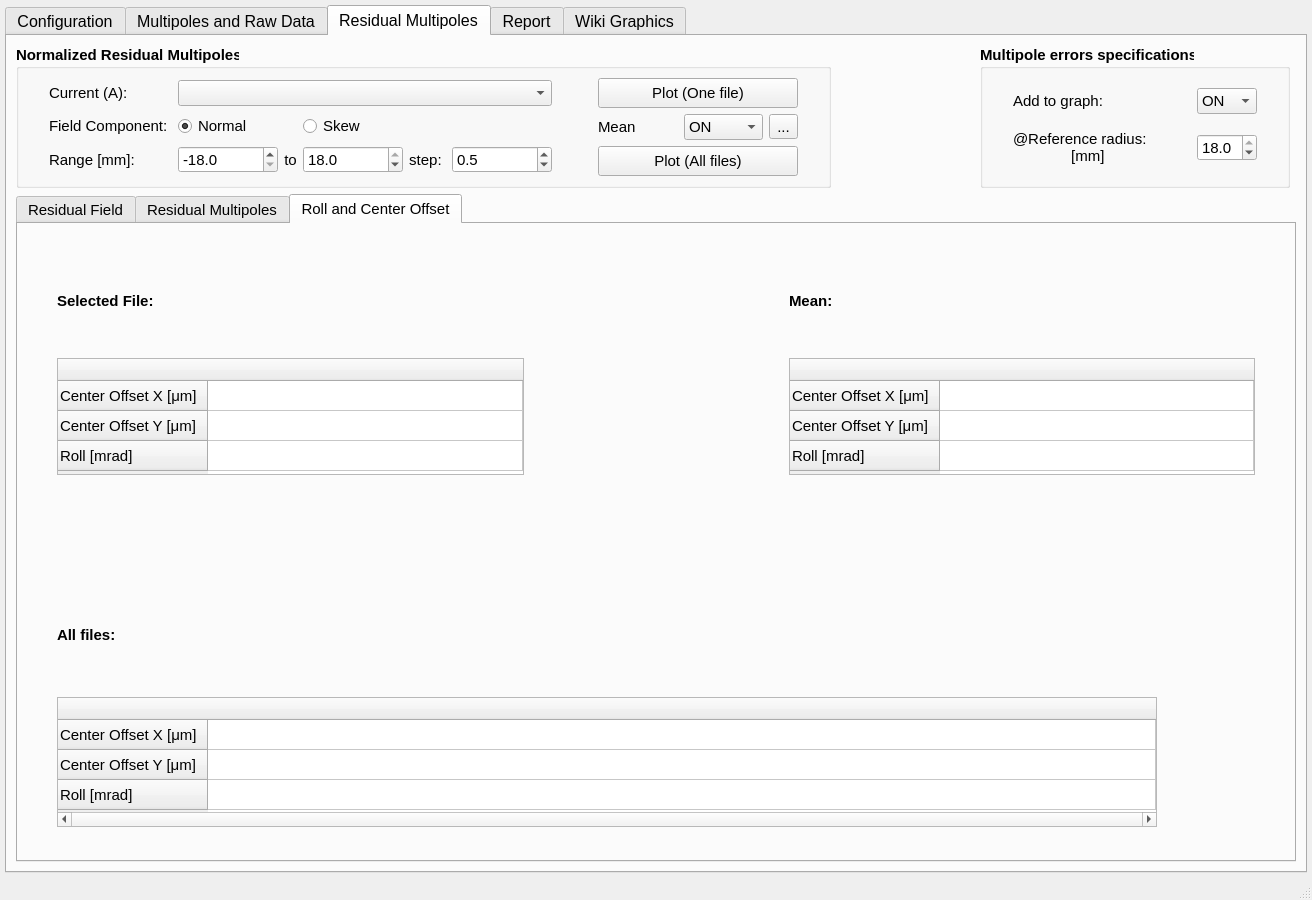
Before: the Qt Designer form rotcoilanalysis/ui/interface.ui in lnls-ima/rotating-coil-analysis, drawn with Qt 5.
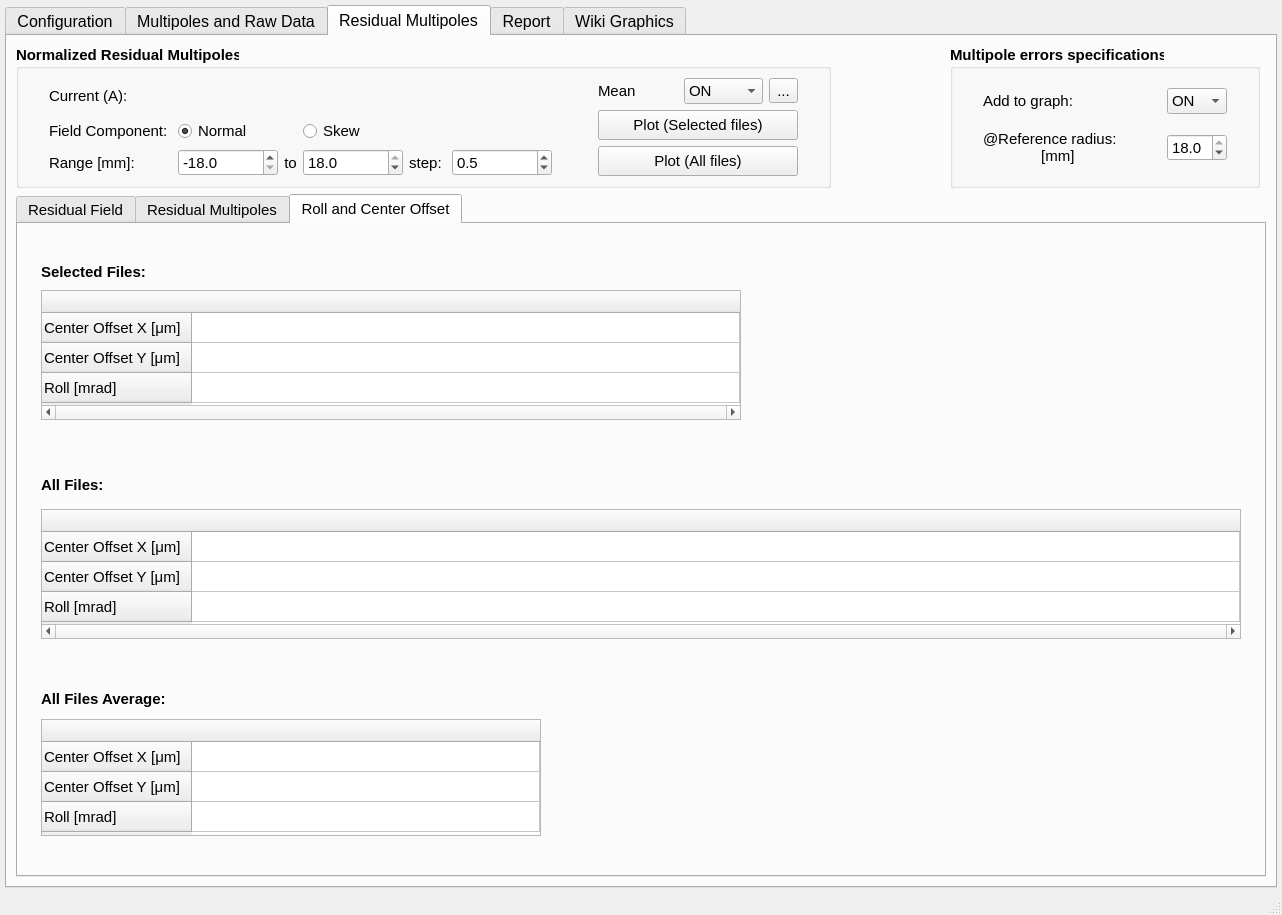
After: the same form once the commit is applied. The open tabs and pages were chosen to show the change. Icons and pictures are not drawn.

Commit message: Add checkable combo box to selected files.

```diff
--- a/rotcoilanalysis/ui/interface.ui
+++ b/rotcoilanalysis/ui/interface.ui
@@ -6,8 +6,8 @@
    <rect>
     <x>0</x>
     <y>0</y>
-    <width>1312</width>
-    <height>900</height>
+    <width>1282</width>
+    <height>915</height>
    </rect>
   </property>
   <property name="windowTitle">
@@ -787,8 +787,8 @@
             <rect>
              <x>0</x>
              <y>0</y>
-             <width>1280</width>
-             <height>659</height>
+             <width>1250</width>
+             <height>674</height>
             </rect>
            </property>
            <attribute name="label">
@@ -2196,20 +2196,6 @@
                </property>
               </widget>
              </item>
-             <item row="0" column="1" colspan="5">
-              <widget class="QComboBox" name="cb_files_3">
-               <property name="font">
-                <font>
-                 <pointsize>11</pointsize>
-                 <weight>50</weight>
-                 <bold>false</bold>
-                </font>
-               </property>
-               <property name="currentIndex">
-                <number>-1</number>
-               </property>
-              </widget>
-             </item>
              <item row="1" column="1" colspan="2">
               <widget class="QRadioButton" name="rb_norm_2">
                <property name="font">
@@ -2241,6 +2227,16 @@
                </property>
               </widget>
              </item>
+             <item row="0" column="1" colspan="5">
+              <widget class="QWidget" name="cb_files_wg" native="true">
+               <property name="font">
+                <font>
+                 <weight>50</weight>
+                 <bold>false</bold>
+                </font>
+               </property>
+              </widget>
+             </item>
             </layout>
            </item>
            <item>
@@ -2261,7 +2257,7 @@
            </item>
            <item>
             <layout class="QGridLayout" name="gridLayout_5">
-             <item row="0" column="0" colspan="3">
+             <item row="1" column="0" colspan="3">
               <widget class="QPushButton" name="bt_plot_residual_field">
                <property name="sizePolicy">
                 <sizepolicy hsizetype="Preferred" vsizetype="Fixed">
@@ -2282,11 +2278,36 @@
                 </font>
                </property>
                <property name="text">
-                <string>Plot (One file)</string>
+                <string>Plot (Selected files)</string>
                </property>
               </widget>
              </item>
-             <item row="1" column="0">
+             <item row="3" column="0" colspan="3">
+              <widget class="QPushButton" name="bt_plot_residual_field_all">
+               <property name="sizePolicy">
+                <sizepolicy hsizetype="Preferred" vsizetype="Fixed">
+                 <horstretch>0</horstretch>
+                 <verstretch>0</verstretch>
+                </sizepolicy>
+               </property>
+               <property name="minimumSize">
+                <size>
+                 <width>0</width>
+                 <height>30</height>
+                </size>
+               </property>
+               <property name="font">
+                <font>
+                 <weight>50</weight>
+                 <bold>false</bold>
+                </font>
+               </property>
+               <property name="text">
+                <string>Plot (All files)</string>
+               </property>
+              </widget>
+             </item>
+             <item row="0" column="0">
               <widget class="QLabel" name="avg_label_3">
                <property name="font">
                 <font>
@@ -2299,7 +2320,7 @@
                </property>
               </widget>
              </item>
-             <item row="1" column="1">
+             <item row="0" column="1">
               <widget class="QComboBox" name="cb_avg_3">
                <property name="font">
                 <font>
@@ -2322,7 +2343,7 @@
                </item>
               </widget>
              </item>
-             <item row="1" column="2">
+             <item row="0" column="2">
               <widget class="QToolButton" name="bt_table_5">
                <property name="font">
                 <font>
@@ -2345,31 +2366,6 @@
                </property>
               </widget>
              </item>
-             <item row="2" column="0" colspan="3">
-              <widget class="QPushButton" name="bt_plot_residual_field_all">
-               <property name="sizePolicy">
-                <sizepolicy hsizetype="Preferred" vsizetype="Fixed">
-                 <horstretch>0</horstretch>
-                 <verstretch>0</verstretch>
-                </sizepolicy>
-               </property>
-               <property name="minimumSize">
-                <size>
-                 <width>0</width>
-                 <height>30</height>
-                </size>
-               </property>
-               <property name="font">
-                <font>
-                 <weight>50</weight>
-                 <bold>false</bold>
-                </font>
-               </property>
-               <property name="text">
-                <string>Plot (All files)</string>
-               </property>
-              </widget>
-             </item>
             </layout>
            </item>
           </layout>
@@ -2538,23 +2534,14 @@
            </attribute>
            <layout class="QGridLayout" name="gridLayout_17">
             <item row="0" column="0">
-             <widget class="QFrame" name="frame_2">
-              <property name="frameShape">
-               <enum>QFrame::NoFrame</enum>
-              </property>
-              <property name="frameShadow">
-               <enum>QFrame::Plain</enum>
-              </property>
-              <layout class="QHBoxLayout" name="horizontalLayout_4">
-               <property name="spacing">
-                <number>20</number>
-               </property>
-               <property name="margin">
-                <number>30</number>
-               </property>
-               <item>
                 <layout class="QVBoxLayout" name="verticalLayout_7">
                  <property name="spacing">
+               <number>0</number>
+              </property>
+              <property name="topMargin">
+               <number>20</number>
+              </property>
+              <property name="bottomMargin">
                   <number>20</number>
                  </property>
                  <item>
@@ -2567,12 +2554,12 @@
                     </font>
                    </property>
                    <property name="text">
-                    <string>Selected File:</string>
+                 <string>Selected Files:</string>
                    </property>
                   </widget>
                  </item>
                  <item>
-                  <widget class="QTableWidget" name="table_one_file">
+               <widget class="QTableWidget" name="table_selected_files">
                    <property name="enabled">
                     <bool>true</bool>
                    </property>
@@ -2584,14 +2571,14 @@
                    </property>
                    <property name="minimumSize">
                     <size>
-                     <width>400</width>
-                     <height>117</height>
+                  <width>700</width>
+                  <height>130</height>
                     </size>
                    </property>
                    <property name="maximumSize">
                     <size>
-                     <width>600</width>
-                     <height>117</height>
+                  <width>700</width>
+                  <height>130</height>
                     </size>
                    </property>
                    <property name="layoutDirection">
@@ -2603,115 +2590,9 @@
                    <property name="verticalScrollBarPolicy">
                     <enum>Qt::ScrollBarAlwaysOff</enum>
                    </property>
-                   <property name="autoScroll">
-                    <bool>true</bool>
-                   </property>
-                   <property name="editTriggers">
-                    <set>QAbstractItemView::NoEditTriggers</set>
-                   </property>
-                   <attribute name="horizontalHeaderCascadingSectionResizes">
-                    <bool>false</bool>
-                   </attribute>
-                   <attribute name="horizontalHeaderDefaultSectionSize">
-                    <number>100</number>
-                   </attribute>
-                   <attribute name="horizontalHeaderMinimumSectionSize">
-                    <number>80</number>
-                   </attribute>
-                   <attribute name="horizontalHeaderStretchLastSection">
-                    <bool>true</bool>
-                   </attribute>
-                   <row>
-                    <property name="text">
-                     <string>Center Offset X [μm]</string>
-                    </property>
-                   </row>
-                   <row>
-                    <property name="text">
-                     <string>Center Offset Y [μm]</string>
-                    </property>
-                   </row>
-                   <row>
-                    <property name="text">
-                     <string>Roll [mrad]</string>
-                    </property>
-                   </row>
-                   <column>
-                    <property name="text">
-                     <string/>
-                    </property>
-                   </column>
-                  </widget>
-                 </item>
-                </layout>
-               </item>
-               <item>
-                <spacer name="horizontalSpacer_9">
-                 <property name="orientation">
-                  <enum>Qt::Horizontal</enum>
-                 </property>
-                 <property name="sizeType">
-                  <enum>QSizePolicy::Preferred</enum>
-                 </property>
-                 <property name="sizeHint" stdset="0">
-                  <size>
-                   <width>245</width>
-                   <height>20</height>
-                  </size>
-                 </property>
-                </spacer>
-               </item>
-               <item>
-                <layout class="QVBoxLayout" name="verticalLayout_8">
-                 <property name="spacing">
-                  <number>20</number>
-                 </property>
-                 <item>
-                  <widget class="QLabel" name="mean_label">
-                   <property name="font">
-                    <font>
-                     <pointsize>11</pointsize>
-                     <weight>75</weight>
-                     <bold>true</bold>
-                    </font>
-                   </property>
-                   <property name="text">
-                    <string>Mean:</string>
-                   </property>
-                  </widget>
-                 </item>
-                 <item>
-                  <widget class="QTableWidget" name="table_avg">
-                   <property name="enabled">
-                    <bool>true</bool>
-                   </property>
-                   <property name="sizePolicy">
-                    <sizepolicy hsizetype="Expanding" vsizetype="MinimumExpanding">
-                     <horstretch>0</horstretch>
-                     <verstretch>0</verstretch>
-                    </sizepolicy>
-                   </property>
-                   <property name="minimumSize">
-                    <size>
-                     <width>400</width>
-                     <height>117</height>
-                    </size>
-                   </property>
-                   <property name="maximumSize">
-                    <size>
-                     <width>600</width>
-                     <height>117</height>
-                    </size>
-                   </property>
-                   <property name="layoutDirection">
-                    <enum>Qt::LeftToRight</enum>
-                   </property>
-                   <property name="autoFillBackground">
-                    <bool>false</bool>
-                   </property>
-                   <property name="verticalScrollBarPolicy">
-                    <enum>Qt::ScrollBarAlwaysOff</enum>
-                   </property>
+                <property name="horizontalScrollBarPolicy">
+                 <enum>Qt::ScrollBarAlwaysOn</enum>
+                </property>
                    <property name="autoScroll">
                     <bool>true</bool>
                    </property>
@@ -2753,42 +2634,23 @@
                   </widget>
                  </item>
                 </layout>
-               </item>
-              </layout>
-             </widget>
             </item>
             <item row="1" column="0">
-             <spacer name="verticalSpacer_4">
-              <property name="orientation">
-               <enum>Qt::Vertical</enum>
-              </property>
-              <property name="sizeType">
-               <enum>QSizePolicy::Preferred</enum>
-              </property>
-              <property name="sizeHint" stdset="0">
-               <size>
-                <width>20</width>
-                <height>68</height>
-               </size>
-              </property>
-             </spacer>
-            </item>
-            <item row="2" column="0">
              <layout class="QVBoxLayout" name="verticalLayout_9">
               <property name="spacing">
-               <number>10</number>
+               <number>0</number>
               </property>
               <property name="leftMargin">
-               <number>30</number>
+               <number>0</number>
               </property>
               <property name="topMargin">
-               <number>10</number>
+               <number>20</number>
               </property>
               <property name="rightMargin">
-               <number>10</number>
+               <number>0</number>
               </property>
               <property name="bottomMargin">
-               <number>30</number>
+               <number>20</number>
               </property>
               <item>
                <widget class="QLabel" name="all_files_label">
@@ -2800,7 +2662,7 @@
                  </font>
                 </property>
                 <property name="text">
-                 <string>All files:</string>
+                 <string>All Files:</string>
                 </property>
                </widget>
               </item>
@@ -2823,7 +2685,7 @@
                 </property>
                 <property name="maximumSize">
                  <size>
-                  <width>1100</width>
+                  <width>1200</width>
                   <height>117</height>
                  </size>
                 </property>
@@ -2838,6 +2700,105 @@
                 </property>
                 <property name="horizontalScrollBarPolicy">
                  <enum>Qt::ScrollBarAlwaysOn</enum>
+                </property>
+                <property name="autoScroll">
+                 <bool>true</bool>
+                </property>
+                <property name="editTriggers">
+                 <set>QAbstractItemView::NoEditTriggers</set>
+                </property>
+                <attribute name="horizontalHeaderCascadingSectionResizes">
+                 <bool>false</bool>
+                </attribute>
+                <attribute name="horizontalHeaderDefaultSectionSize">
+                 <number>100</number>
+                </attribute>
+                <attribute name="horizontalHeaderMinimumSectionSize">
+                 <number>80</number>
+                </attribute>
+                <attribute name="horizontalHeaderStretchLastSection">
+                 <bool>true</bool>
+                </attribute>
+                <row>
+                 <property name="text">
+                  <string>Center Offset X [μm]</string>
+                 </property>
+                </row>
+                <row>
+                 <property name="text">
+                  <string>Center Offset Y [μm]</string>
+                 </property>
+                </row>
+                <row>
+                 <property name="text">
+                  <string>Roll [mrad]</string>
+                 </property>
+                </row>
+                <column>
+                 <property name="text">
+                  <string/>
+                 </property>
+                </column>
+               </widget>
+              </item>
+             </layout>
+            </item>
+            <item row="2" column="0">
+             <layout class="QVBoxLayout" name="verticalLayout_8">
+              <property name="spacing">
+               <number>0</number>
+              </property>
+              <property name="topMargin">
+               <number>20</number>
+              </property>
+              <property name="bottomMargin">
+               <number>30</number>
+              </property>
+              <item>
+               <widget class="QLabel" name="mean_label">
+                <property name="font">
+                 <font>
+                  <pointsize>11</pointsize>
+                  <weight>75</weight>
+                  <bold>true</bold>
+                 </font>
+                </property>
+                <property name="text">
+                 <string>All Files Average:</string>
+                </property>
+               </widget>
+              </item>
+              <item>
+               <widget class="QTableWidget" name="table_avg">
+                <property name="enabled">
+                 <bool>true</bool>
+                </property>
+                <property name="sizePolicy">
+                 <sizepolicy hsizetype="Expanding" vsizetype="MinimumExpanding">
+                  <horstretch>0</horstretch>
+                  <verstretch>0</verstretch>
+                 </sizepolicy>
+                </property>
+                <property name="minimumSize">
+                 <size>
+                  <width>500</width>
+                  <height>117</height>
+                 </size>
+                </property>
+                <property name="maximumSize">
+                 <size>
+                  <width>500</width>
+                  <height>117</height>
+                 </size>
+                </property>
+                <property name="layoutDirection">
+                 <enum>Qt::LeftToRight</enum>
+                </property>
+                <property name="autoFillBackground">
+                 <bool>false</bool>
+                </property>
+                <property name="verticalScrollBarPolicy">
+                 <enum>Qt::ScrollBarAlwaysOff</enum>
                 </property>
                 <property name="autoScroll">
                  <bool>true</bool>
@@ -3735,7 +3696,7 @@
     <rect>
      <x>0</x>
      <y>0</y>
-     <width>1312</width>
+     <width>1282</width>
      <height>25</height>
     </rect>
    </property>
```
Left out of the diff: 3 changed lines with no effect on the pictures. Lines whose indentation alone changed are shown as unchanged. The commit also changes 2 other files.
